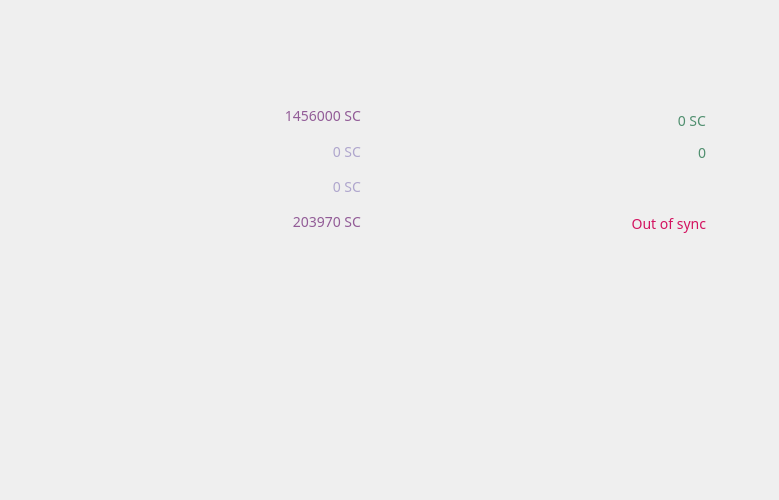
First picture: the form in src/qt/forms/overviewpage.ui, repository shnurf/silkcoin, before the edit.
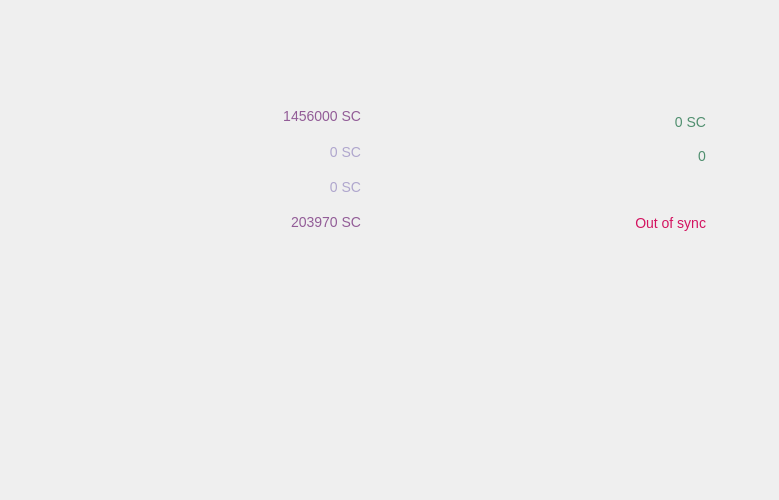
Second picture: the form after the edit. Icons and pictures are not drawn.

Commit message: Major reformatting of code in accordance with Google standards Added new art assets and changed some UI configurations

Diff of the .ui file:
```diff
--- a/src/qt/forms/overviewpage.ui
+++ b/src/qt/forms/overviewpage.ui
@@ -37,10 +37,10 @@
    <string>Form</string>
   </property>
   <property name="autoFillBackground">
-   <bool>true</bool>
+   <bool>false</bool>
   </property>
   <property name="styleSheet">
-   <string notr="true">background-image:url(:/images/background.png);color:#505050;font-family:Proxima Nova Rg;</string>
+   <string notr="true">background-image:url(:/images/res/images/background.png);</string>
   </property>
   <layout class="QGridLayout" name="gridLayout_2">
    <property name="sizeConstraint">
@@ -134,7 +134,6 @@
              <widget class="QLabel" name="labelBalance">
               <property name="font">
                <font>
-                <family>Proxima Nova Rg</family>
                 <pointsize>-1</pointsize>
                </font>
               </property>
```
The commit also changes 2 other files.
